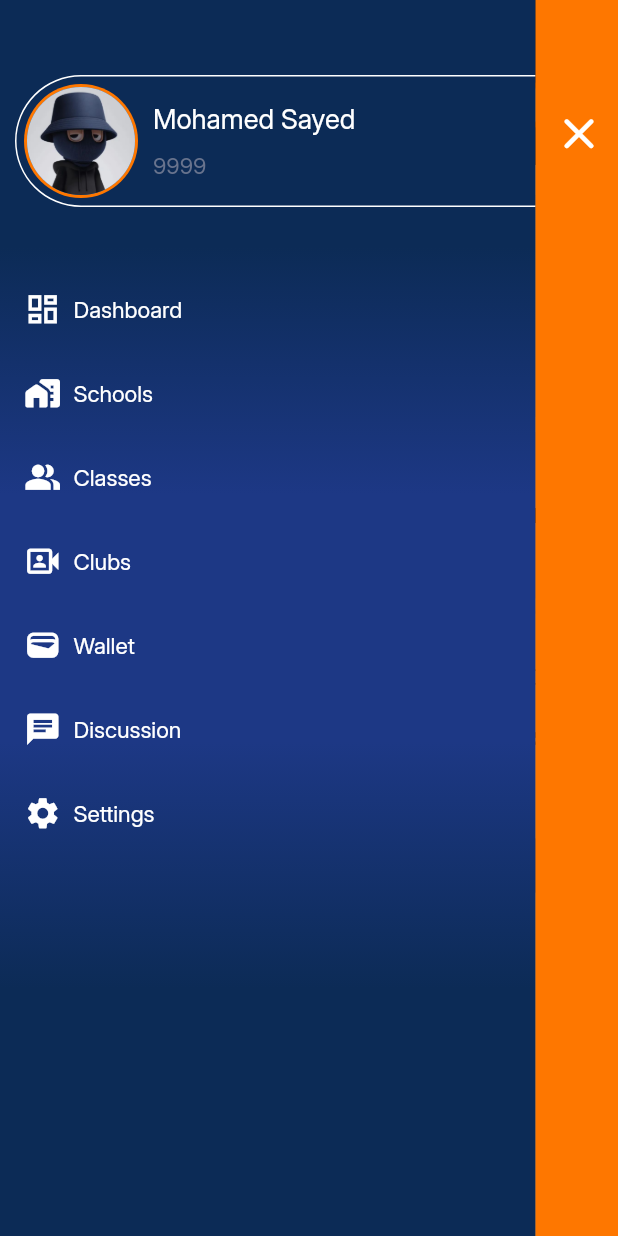
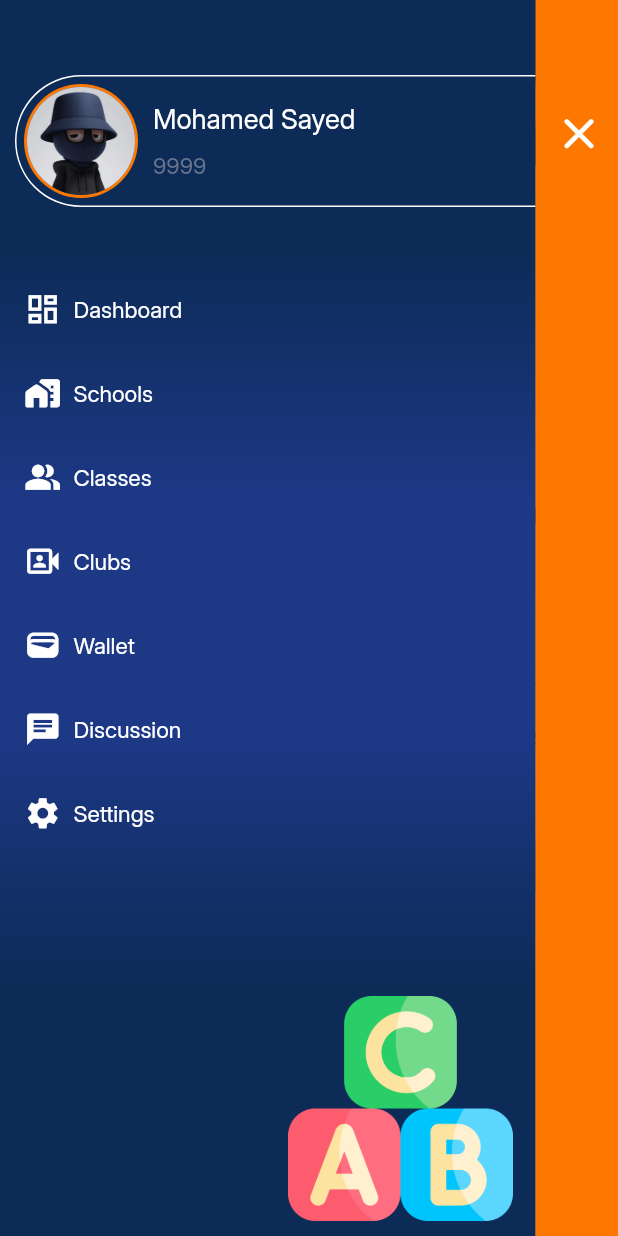
Before and after one commit to MohamedSayedBayoumy/monglish, a Flutter app: the BottomNavigationBarScreen screen opened by its route, with the side drawer open, on a phone screen of 412 x 824 dp. Run offline on Flutter 3.47's test engine with Material 3 defaults, Android fonts, the phone set to English and light mode, and no system bars; drawn by our look-alikes of table_calendar; our stand-ins replace animate_do, another_flushbar, dartz, dio, flutter_rating_stars, flutter_secure_storage and 4 more; accounts and stored records are empty; network calls fail.

Commit message:
add drawer image ..

```diff
--- a/lib/common/constants/app_images.dart
+++ b/lib/common/constants/app_images.dart
@@ -1,6 +1,10 @@
 // ignore_for_file: prefer_single_quotes
 class AppImages {
   AppImages._();
+
+  /// Assets for imagesDrawerImage
+  /// assets/images/drawer_image.png
+  static const String imagesDrawerImage = "assets/images/drawer_image.png";
 
   /// Assets for imagesHandshake
   /// assets/images/handshake.png
--- a/lib/feature/drawer/drawer_screen.dart
+++ b/lib/feature/drawer/drawer_screen.dart
@@ -1,5 +1,7 @@
 import 'package:flutter/material.dart';
 
+import '../../common/constants/app_images.dart';
+import '../../common/widgets/custom_assets_image.dart';
 import '../../common/widgets/custom_deep_blue_color_container.dart';
 import 'widgets/list_tile_widget.dart';
 import 'widgets/oragne_container_widget.dart';
@@ -23,6 +25,10 @@ class DrawerScreen extends StatelessWidget {
         children: [
           Expanded(
             child: CustomDeepBlueColorContainer(
+              child: Column(
+                crossAxisAlignment: CrossAxisAlignment.end,
+                children: [
+                  Expanded(
                     child: SingleChildScrollView(
                       child: Column(
                         children: [
@@ -61,8 +67,22 @@ class DrawerScreen extends StatelessWidget {
                             iconData: Icons.settings,
                             title: "Settings",
                           ),
+                          const SizedBox(
+                            height: 40.0,
+                          ),
                         ],
                       ),
+                    ),
+                  ),
+                  const Padding(
+                    padding: EdgeInsetsDirectional.only(end: 15.0, bottom: 10),
+                    child: CustomAssetsImage(
+                      imagePath: AppImages.imagesDrawerImage,
+                      width: 150,
+                      height: 150,
+                    ),
+                  ),
+                ],
               ),
             ),
           ),
```
Also changed, not shown: assets/images/drawer_image.png (added). Lines whose indentation alone changed are shown as unchanged.
